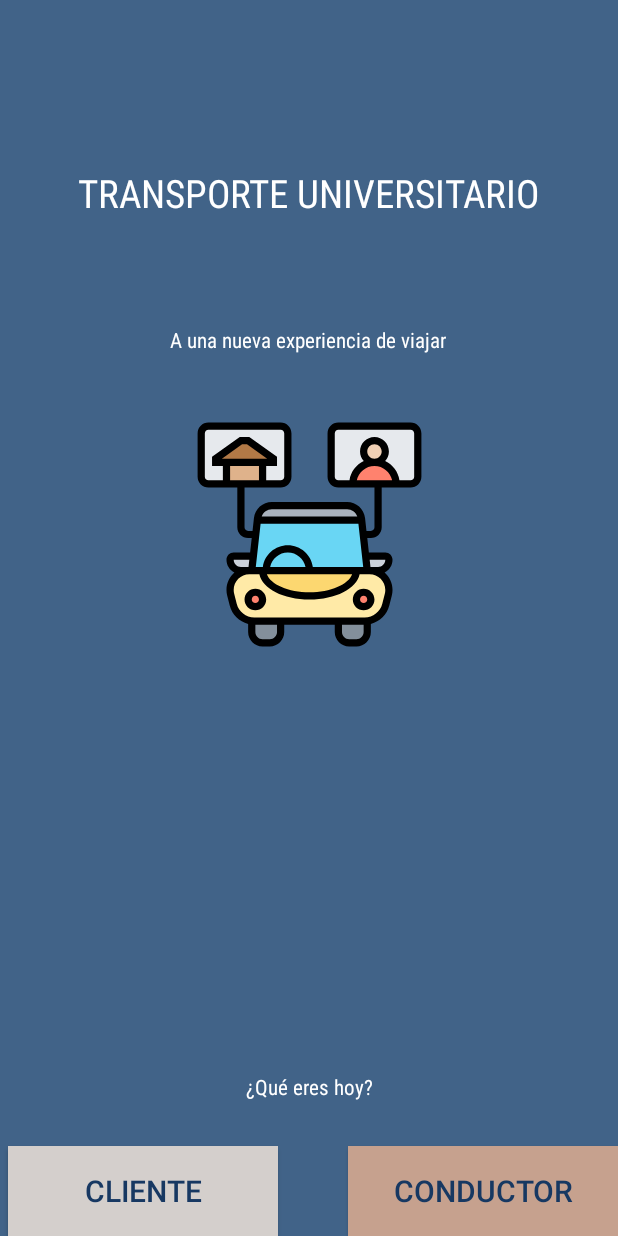
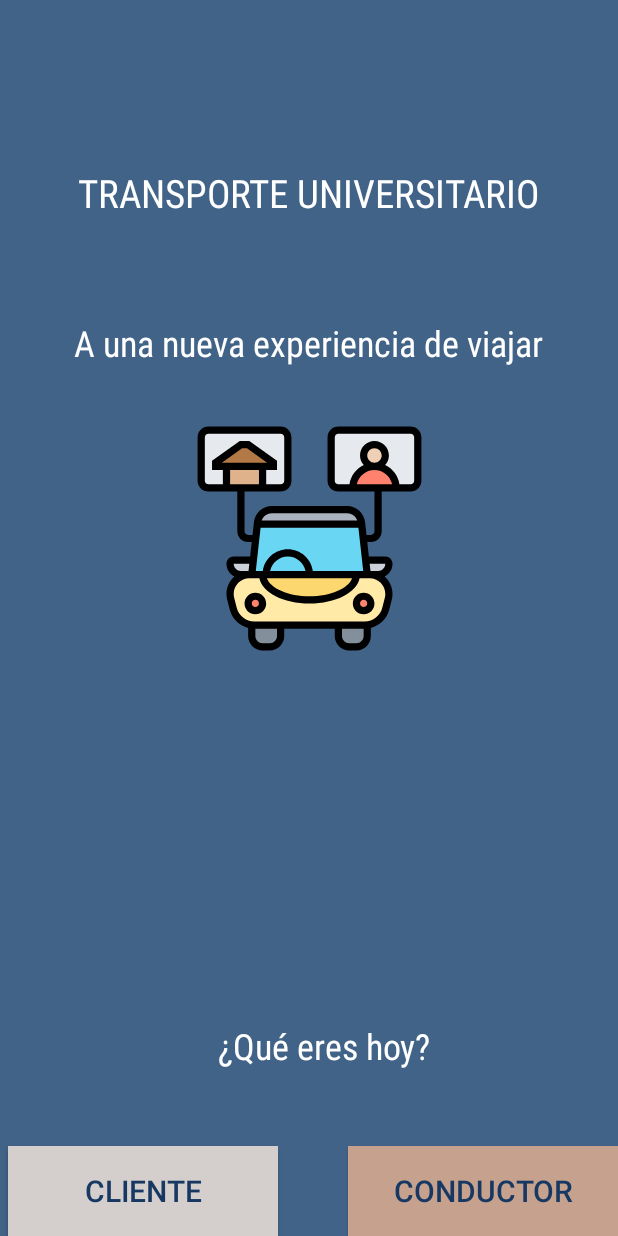
Before and after one commit to BricardoL/KotlinRIDE, an Android app: the screen it shows after launch (PreBeginActivity), on a phone screen of 412 x 824 dp. Run offline under Robolectric (Android 15) with nearby library versions, the phone set to English and light mode, and no system bars; our stand-ins replace Firebase (no records; nobody signed in at launch, a user with empty details on screens opened directly), data binding; Roboto replaces fonts that are not available here.

Commit message:
Commit final para entrega 30%

```diff
--- a/TransporteUniversitarioApp/app/src/main/res/layout/activity_pre_begin.xml
+++ b/TransporteUniversitarioApp/app/src/main/res/layout/activity_pre_begin.xml
@@ -27,16 +27,18 @@
             android:id="@+id/tv_queeres_preb"
             android:layout_width="wrap_content"
             android:layout_height="wrap_content"
-            android:textColor="#ffff"
             android:layout_marginTop="@dimen/medium_dimens"
             android:layout_marginBottom="@dimen/medium_dimens"
             android:fontFamily="sans-serif-condensed"
             android:text="@string/txt_whatareu"
+            android:textColor="#ffff"
+            android:textSize="24sp"
             app:layout_constraintBottom_toBottomOf="parent"
             app:layout_constraintEnd_toEndOf="parent"
+            app:layout_constraintHorizontal_bias="0.539"
             app:layout_constraintStart_toStartOf="parent"
             app:layout_constraintTop_toBottomOf="@+id/tv_welcome_preb"
-            app:layout_constraintVertical_bias="0.882" />
+            app:layout_constraintVertical_bias="0.846" />
 
         <Button
             android:id="@+id/btn_clienteprebg"
@@ -71,9 +73,10 @@
             android:layout_width="wrap_content"
             android:layout_height="wrap_content"
             android:layout_marginTop="@dimen/medium_dimens"
-            android:textColor="#ffff"
             android:fontFamily="sans-serif-condensed"
             android:text="@string/txt_littleexplanation"
+            android:textColor="#ffff"
+            android:textSize="24sp"
             app:layout_constraintBottom_toTopOf="@+id/tv_queeres_preb"
             app:layout_constraintEnd_toEndOf="parent"
             app:layout_constraintHorizontal_bias="0.497"
--- a/TransporteUniversitarioApp/app/src/main/res/layout/fragment_gallery.xml
+++ b/TransporteUniversitarioApp/app/src/main/res/layout/fragment_gallery.xml
@@ -10,7 +10,7 @@
         android:id="@+id/credit_card"
         android:layout_width="85dp"
         android:layout_height="68dp"
-        android:src="@drawable/ic_"
+        android:src="@drawable/ic_credit_card_black_24dp"
         app:layout_constraintBottom_toBottomOf="parent"
         app:layout_constraintEnd_toEndOf="parent"
         app:layout_constraintHorizontal_bias="0.147"
```
Also changed, not shown: TransporteUniversitarioApp/app/src/main/java/com/blazo/transporteuniversitarioapp/AjustesConductorFragment.kt (deleted, +0 -22 lines).
